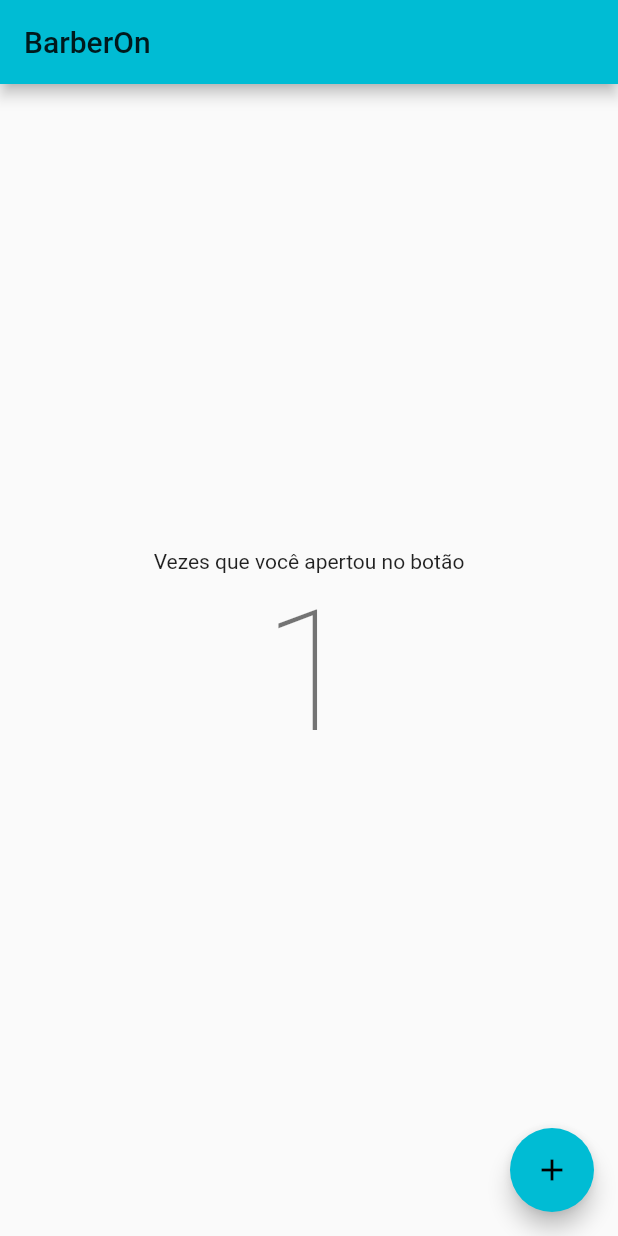
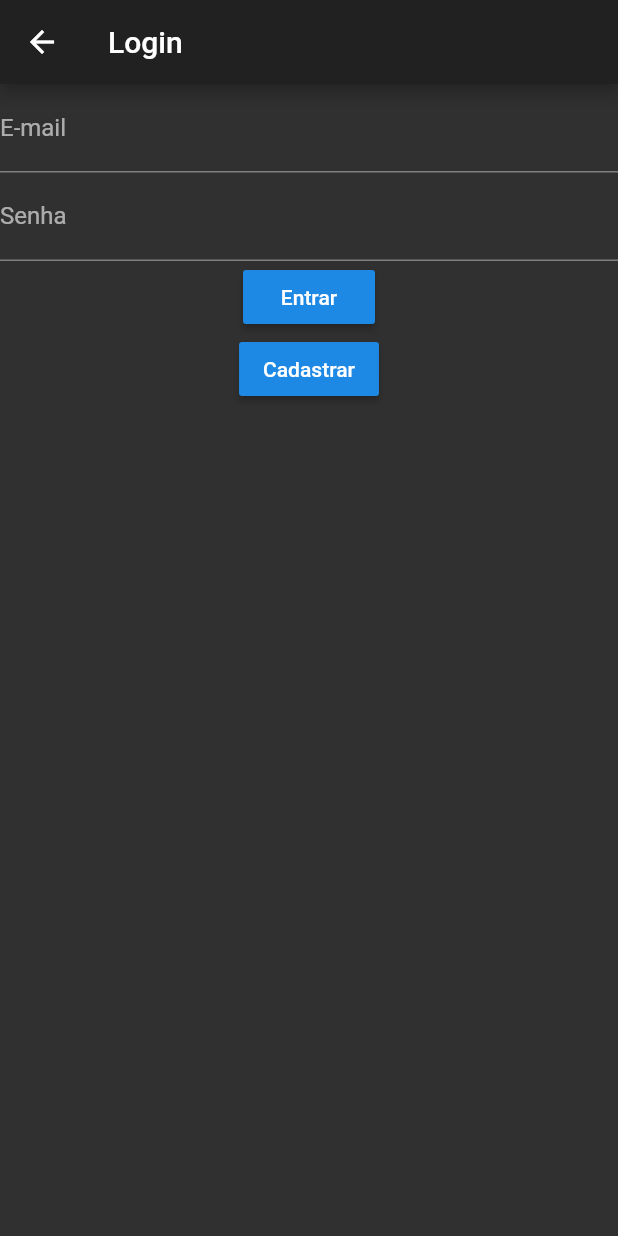
Before and after one commit to mauriciofragajr/barberon-app, a Flutter app: the screen it shows after launch, after a tap on the "add" icon, on a phone screen of 412 x 824 dp. Run offline on Flutter 3.47's test engine with Material 2 defaults, Android fonts, the phone set to English and light mode, and no system bars; our stand-ins replace firebase_analytics, firebase_auth; accounts and stored records are empty.

Commit message:
tela de cadastro e login

```diff
--- a/lib/main.dart
+++ b/lib/main.dart
@@ -1,81 +1,38 @@
+import 'package:barberOn/screens/register.dart';
 import 'package:flutter/material.dart';
+
+import 'package:firebase_analytics/firebase_analytics.dart';
+import 'package:firebase_analytics/observer.dart';
+
+import 'package:barberOn/routes/routes.dart';
+import 'package:barberOn/screens/home.dart';
+import 'package:barberOn/screens/login.dart';
 
 void main() {
   runApp(MyApp());
 }
 
-class MyApp extends StatelessWidget {
-  // This widget is the root of your application.
+class MyApp extends StatefulWidget {
+  @override
+  _MyAppState createState() => _MyAppState();
+}
+
+class _MyAppState extends State<MyApp> {
+  FirebaseAnalytics analytics = FirebaseAnalytics();
+
   @override
   Widget build(BuildContext context) {
     return MaterialApp(
       title: 'BarberOn',
       theme: ThemeData(
-        primarySwatch: Colors.cyan,
-        visualDensity: VisualDensity.adaptivePlatformDensity,
+        brightness: Brightness.dark,
       ),
-      home: MyHomePage(title: 'BarberOn'),
+      routes: {
+        Routes.HOME: (_) => HomePage(title: "BarberOn"),
+        Routes.LOGIN: (_) => LoginPage(title: "Login"),
+        Routes.REGISTER: (_) => RegisterPage(title: "Cadastro")
+      },
+      navigatorObservers: [FirebaseAnalyticsObserver(analytics: analytics)],
     );
   }
 }
-
-class MyHomePage extends StatefulWidget {
-  MyHomePage({Key key, this.title}) : super(key: key);
-
-  final String title;
-
-  @override
-  _MyHomePageState createState() => _MyHomePageState();
-}
-
-class _MyHomePageState extends State<MyHomePage> {
-  int _counter = 0;
-
-  void _incrementCounter() {
-    setState(() {
-      _counter++;
-    });
-  }
-
-  @override
-  Widget build(BuildContext context) {
-    // This method is rerun every time setState is called
-    return Scaffold(
-      appBar: AppBar(
-        title: Text(widget.title),
-      ),
-      body: Center(
-        // Center is a layout widget. It takes a single child and positions it
-        // in the middle of the parent.
-        child: Column(
-          // Invoke "debug painting" (press "p" in the console, choose the
-          // "Toggle Debug Paint" action from the Flutter Inspector in Android
-          // Studio, or the "Toggle Debug Paint" command in Visual Studio Code)
-          // to see the wireframe for each widget.
-          //
-          // Column has various properties to control how it sizes itself and
-          // how it positions its children. Here we use mainAxisAlignment to
-          // center the children vertically; the main axis here is the vertical
-          // axis because Columns are vertical (the cross axis would be
-          // horizontal).
-          mainAxisAlignment: MainAxisAlignment.center,
-          children: <Widget>[
-            Text(
-              'Vezes que você apertou no botão',
-              style: Theme.of(context).textTheme.bodyText2,
-            ),
-            Text(
-              '$_counter',
-              style: Theme.of(context).textTheme.headline1,
-            ),
-          ],
-        ),
-      ),
-      floatingActionButton: FloatingActionButton(
-        onPressed: _incrementCounter,
-        tooltip: 'Incrementar',
-        child: Icon(Icons.add),
-      ), // This trailing comma makes auto-formatting nicer for build methods.
-    );
-  }
-}
--- /dev/null
+++ b/lib/routes/routes.dart
@@ -0,0 +1,5 @@
+class Routes {
+  static const HOME = '/';
+  static const LOGIN = '/login';
+  static const REGISTER = '/register';
+}
--- /dev/null
+++ b/lib/screens/home.dart
@@ -0,0 +1,39 @@
+import 'package:barberOn/routes/routes.dart';
+import 'package:flutter/material.dart';
+
+class HomePage extends StatefulWidget {
+  HomePage({Key key, this.title}) : super(key: key);
+
+  final String title;
+
+  @override
+  _HomePageState createState() => _HomePageState();
+}
+
+class _HomePageState extends State<HomePage> {
+  @override
+  Widget build(BuildContext context) {
+    return Scaffold(
+      appBar: AppBar(
+        title: Text(widget.title),
+      ),
+      body: Center(
+        child: Column(
+          mainAxisAlignment: MainAxisAlignment.center,
+          children: <Widget>[
+            Text(
+              'Em Breve',
+              style: Theme.of(context).textTheme.bodyText2,
+            ),
+            IconButton(
+              icon: Icon(Icons.add),
+              onPressed: () {
+                Navigator.of(context).pushNamed(Routes.LOGIN);
+              },
+            )
+          ],
+        ),
+      ),
+    );
+  }
+}
--- /dev/null
+++ b/lib/screens/login.dart
@@ -0,0 +1,86 @@
+import 'package:flutter/material.dart';
+import 'package:firebase_auth/firebase_auth.dart';
+import 'package:barberOn/routes/routes.dart';
+
+class LoginPage extends StatefulWidget {
+  LoginPage({Key key, this.title}) : super(key: key);
+
+  final String title;
+
+  @override
+  _LoginPageState createState() => _LoginPageState();
+}
+
+class _LoginPageState extends State<LoginPage> {
+  String _email, _password;
+  final GlobalKey<FormState> _formKey = GlobalKey<FormState>();
+
+  @override
+  Widget build(BuildContext context) {
+    return Scaffold(
+      appBar: AppBar(
+        title: Text(widget.title),
+      ),
+      body: Form(
+        key: _formKey,
+        child: Column(
+          children: <Widget>[
+            TextFormField(
+                validator: (input) {
+                  if (input.isEmpty) {
+                    return 'Por favor, digite um e-mail';
+                  }
+                  return null;
+                },
+                onSaved: (input) => {_email = input},
+                decoration: InputDecoration(labelText: 'E-mail')),
+            TextFormField(
+              validator: (input) {
+                if (input.isEmpty) {
+                  return 'Por favor, digite uma senha';
+                }
+                if (input.length < 6) {
+                  return 'Sua senha deve conter no mínimo 6 caracteres';
+                }
+                return null;
+              },
+              onSaved: (input) => {_password = input},
+              decoration: InputDecoration(labelText: 'Senha'),
+              obscureText: true,
+            ),
+            RaisedButton(
+              onPressed: signIn,
+              child: Text('Entrar'),
+            ),
+            RaisedButton(
+              onPressed: navigateToRegisterPage,
+              child: Text('Cadastrar'),
+            )
+          ],
+        ),
+      ),
+    );
+  }
+
+  Future<void> signIn() async {
+    final formState = _formKey.currentState;
+    if (formState.validate()) {
+      formState.save();
+      try {
+        AuthResult result = await FirebaseAuth.instance
+            .signInWithEmailAndPassword(email: _email, password: _password);
+        print(result.user.toString());
+        Navigator.pop(context);
+        // Navigator.pushNamed(context, Routes.HOME);
+      } catch (e) {
+        print(e.message);
+      }
+    } else {
+      print('invalid form');
+    }
+  }
+
+  void navigateToRegisterPage() {
+    Navigator.pushNamed(context, Routes.REGISTER);
+  }
+}
--- a/pubspec.yaml
+++ b/pubspec.yaml
@@ -23,6 +23,10 @@ environment:
 dependencies:
   flutter:
     sdk: flutter
+  firebase_core: ^0.4.4
+  firebase_analytics: ^1.0.4
+  firebase_auth: ^0.16.1
+  google_sign_in: ^4.5.1
 
 
   # The following adds the Cupertino Icons font to your application.
```
Also changed, not shown: lib/screens/register.dart (added, +80 -0 lines), lib/models/user.dart (added), pubspec.lock, 3 other files.
